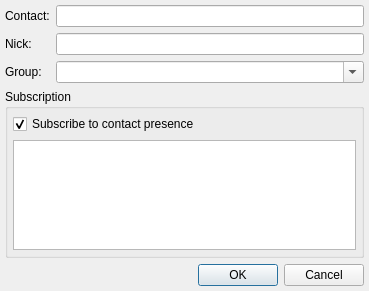
vacuum-im/vacuum-im, file src/plugins/rosterchanger/addcontactdialog.ui: the form before one commit.
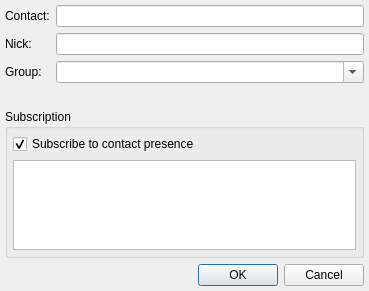
The form after the commit.

What changed in the file:
```diff
--- a/src/plugins/rosterchanger/addcontactdialog.ui
+++ b/src/plugins/rosterchanger/addcontactdialog.ui
@@ -64,6 +64,13 @@
        </property>
       </widget>
      </item>
+     <item row="3" column="1">
+      <widget class="QLabel" name="lblGroupDelim">
+       <property name="text">
+        <string/>
+       </property>
+      </widget>
+     </item>
     </layout>
    </item>
    <item>
@@ -113,7 +120,7 @@
    </item>
   </layout>
  </widget>
- <layoutdefault spacing="6" margin="11" />
+ <layoutdefault spacing="6" margin="11"/>
  <tabstops>
   <tabstop>lneContact</tabstop>
   <tabstop>lneNickName</tabstop>
```
Left out of the diff: 88 changed lines with no effect on the pictures.
